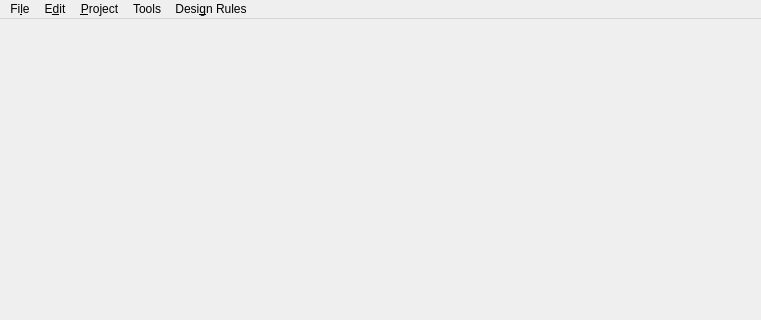
This is mainwindow.ui in libresilicon/qtflow as Qt 5 draws it before an edit; both pictures show x 0 to 761 and y 0 to 320 of the 761 by 555 pixel window. The edited form follows.
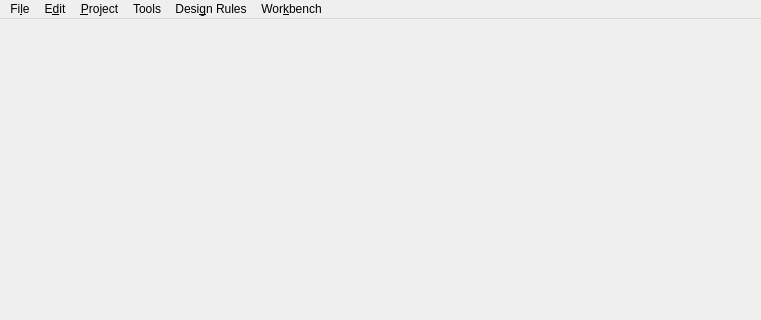
This is the edited form. Icons and pictures are not drawn.

```diff
--- a/mainwindow.ui
+++ b/mainwindow.ui
@@ -52,7 +52,7 @@
      <x>0</x>
      <y>0</y>
      <width>761</width>
-     <height>25</height>
+     <height>22</height>
     </rect>
    </property>
    <widget class="QMenu" name="menuFile">
@@ -119,11 +119,21 @@
     <addaction name="separator"/>
     <addaction name="menuSettings"/>
    </widget>
+   <widget class="QMenu" name="menuWorkbench">
+    <property name="title">
+     <string>Wor&amp;kbench</string>
+    </property>
+    <addaction name="setSynthesisMode"/>
+    <addaction name="setDigitalSimulationMode"/>
+    <addaction name="setLayoutMode"/>
+    <addaction name="setAnalogSimulationMode"/>
+   </widget>
    <addaction name="menuFile"/>
    <addaction name="menuEdit"/>
    <addaction name="menuProject"/>
    <addaction name="menuTools_2"/>
    <addaction name="menuDesign_Rules"/>
+   <addaction name="menuWorkbench"/>
   </widget>
   <action name="openMagicFile">
    <property name="text">
```
Left out of the diff: 22 changed lines with no effect on the pictures.
